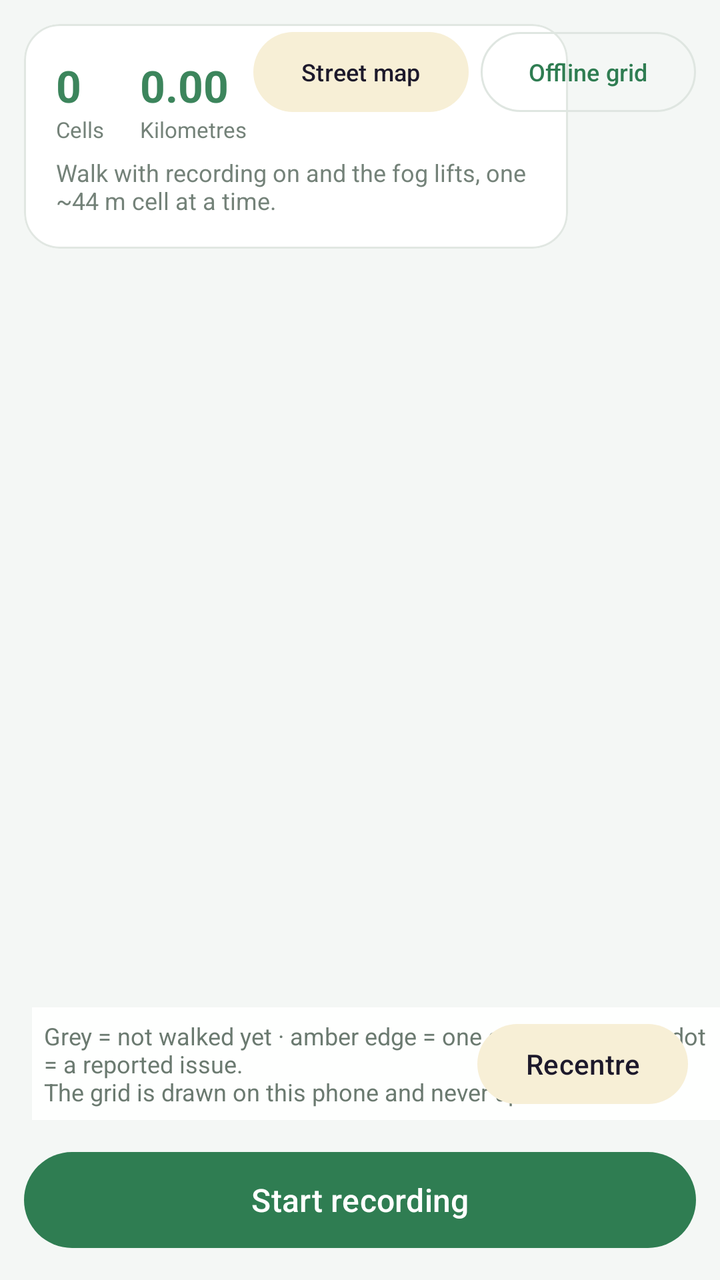
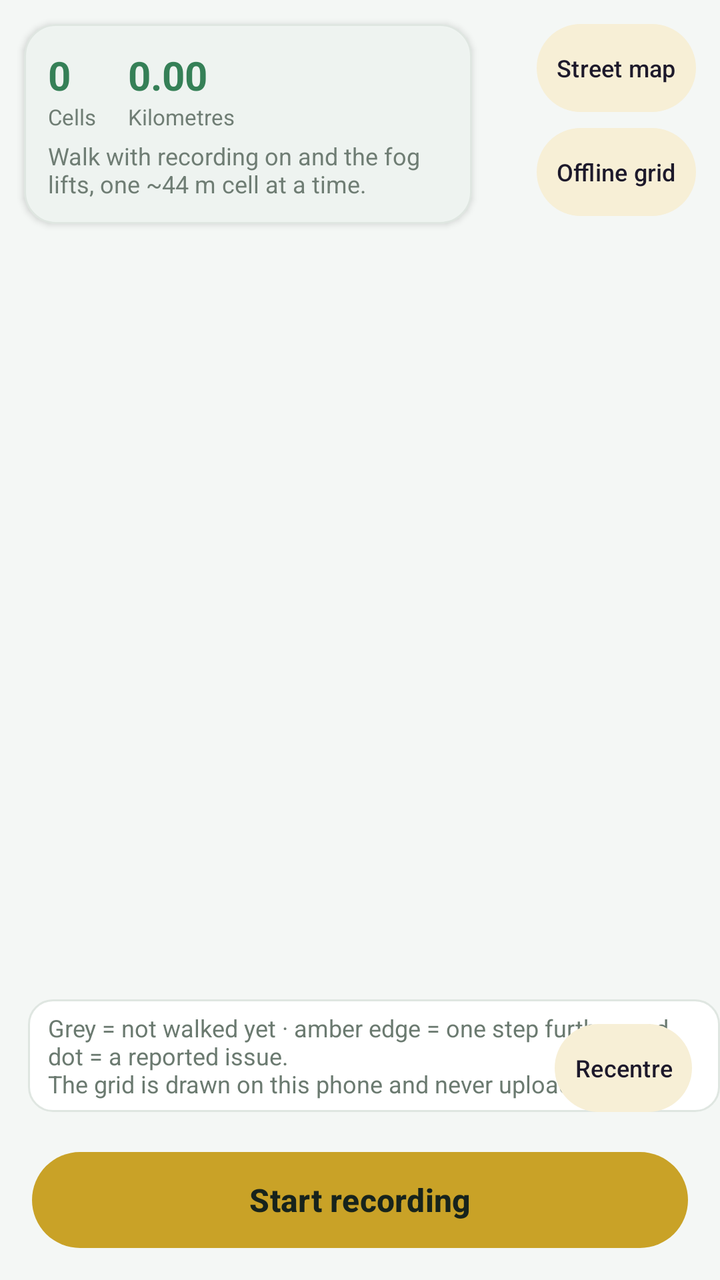

Before-and-after screenshots of an Android layout around one commit, followed by the original layout XML and the change that was made.
<!-- AndroidManifest.xml: application theme Theme.CivicWalk -->
<!-- res/layout/tab_map.xml -->
<?xml version="1.0" encoding="utf-8"?>
<FrameLayout xmlns:android="http://schemas.android.com/apk/res/android"
    xmlns:app="http://schemas.android.com/apk/res-auto"
    android:layout_width="match_parent"
    android:layout_height="match_parent">

    <FrameLayout
        android:id="@+id/mapContainer"
        android:layout_width="match_parent"
        android:layout_height="match_parent" />

    <com.civicwalk.app.FogMapView
        android:id="@+id/fogMap"
        android:layout_width="match_parent"
        android:layout_height="match_parent"
        android:visibility="gone" />

    
    <com.google.android.material.card.MaterialCardView
        style="@style/Card"
        android:layout_width="wrap_content"
        android:layout_height="wrap_content"
        android:layout_gravity="top|start"
        android:layout_margin="12dp"
        android:alpha="0.94">

        <LinearLayout
            android:layout_width="wrap_content"
            android:layout_height="wrap_content"
            android:orientation="vertical">

            <LinearLayout
                android:layout_width="wrap_content"
                android:layout_height="wrap_content"
                android:orientation="horizontal">

                <LinearLayout
                    android:layout_width="wrap_content"
                    android:layout_height="wrap_content"
                    android:layout_marginEnd="18dp"
                    android:orientation="vertical">

                    <TextView
                        android:id="@+id/kpiCells"
                        style="@style/KpiValue"
                        android:layout_width="wrap_content"
                        android:layout_height="wrap_content"
                        android:text="0" />

                    <TextView
                        style="@style/KpiLabel"
                        android:layout_width="wrap_content"
                        android:layout_height="wrap_content"
                        android:text="@string/kpi_cells" />
                </LinearLayout>

                <LinearLayout
                    android:layout_width="wrap_content"
                    android:layout_height="wrap_content"
                    android:orientation="vertical">

                    <TextView
                        android:id="@+id/kpiKm"
                        style="@style/KpiValue"
                        android:layout_width="wrap_content"
                        android:layout_height="wrap_content"
                        android:text="0.00" />

                    <TextView
                        style="@style/KpiLabel"
                        android:layout_width="wrap_content"
                        android:layout_height="wrap_content"
                        android:text="@string/kpi_km" />
                </LinearLayout>
            </LinearLayout>

            <TextView
                android:id="@+id/tvRoute"
                style="@style/Hint"
                android:layout_width="240dp"
                android:layout_height="wrap_content"
                android:layout_marginTop="6dp"
                android:text="@string/map_empty" />
        </LinearLayout>
    </com.google.android.material.card.MaterialCardView>

    
    <LinearLayout
        android:layout_width="wrap_content"
        android:layout_height="wrap_content"
        android:layout_gravity="top|end"
        android:layout_margin="12dp"
        android:orientation="horizontal">

        <com.google.android.material.button.MaterialButton
            android:id="@+id/btnMapReal"
            style="@style/Widget.Material3.Button.TonalButton"
            android:layout_width="wrap_content"
            android:layout_height="wrap_content"
            android:minWidth="0dp"
            android:text="@string/map_real"
            android:textSize="12sp" />

        <com.google.android.material.button.MaterialButton
            android:id="@+id/btnMapGrid"
            style="@style/Widget.Material3.Button.OutlinedButton"
            android:layout_width="wrap_content"
            android:layout_height="wrap_content"
            android:layout_marginStart="6dp"
            android:minWidth="0dp"
            android:text="@string/map_grid"
            android:textSize="12sp" />
    </LinearLayout>

    <TextView
        android:id="@+id/tvLegend"
        style="@style/Hint"
        android:layout_width="wrap_content"
        android:layout_height="wrap_content"
        android:layout_gravity="bottom|start"
        android:layout_marginStart="16dp"
        android:layout_marginBottom="80dp"
        android:background="#F2FFFFFF"
        android:padding="6dp"
        android:text="@string/map_legend" />

    <com.google.android.material.button.MaterialButton
        android:id="@+id/btnRecenter"
        style="@style/Widget.Material3.Button.TonalButton"
        android:layout_width="wrap_content"
        android:layout_height="wrap_content"
        android:layout_gravity="bottom|end"
        android:layout_marginEnd="16dp"
        android:layout_marginBottom="84dp"
        android:minWidth="0dp"
        android:text="@string/btn_recenter" />

    <com.google.android.material.button.MaterialButton
        android:id="@+id/btnRoute"
        android:layout_width="match_parent"
        android:layout_height="56dp"
        android:layout_gravity="bottom"
        android:layout_margin="12dp"
        android:text="@string/btn_route_start"
        android:textSize="16sp" />
</FrameLayout>
<!-- resources referenced by this layout -->
<resources>
  <string name="btn_recenter">Recentre</string>
  <string name="btn_route_start">Start recording</string>
  <string name="kpi_cells">Cells</string>
  <string name="kpi_km">Kilometres</string>
  <string name="map_empty">Walk with recording on and the fog lifts, one ~44 m cell at a time.</string>
  <string name="map_grid">Offline grid</string>
  <string name="map_legend">Grey = not walked yet · amber edge = one step further · red dot = a reported issue.\nThe grid is drawn on this phone and never uploaded.</string>
  <string name="map_real">Street map</string>
  <style name="Card">
          <item name="cardCornerRadius">18dp</item>
          <item name="cardElevation">0dp</item>
          <item name="strokeColor">@color/line</item>
          <item name="strokeWidth">1dp</item>
          <item name="cardBackgroundColor">@color/card</item>
          <item name="contentPadding">16dp</item>
      </style>
  <style name="Hint">
          <item name="android:textSize">12sp</item>
          <item name="android:textColor">@color/muted</item>
      </style>
  <style name="KpiLabel">
          <item name="android:textSize">11sp</item>
          <item name="android:textColor">@color/muted</item>
      </style>
  <style name="KpiValue">
          <item name="android:textSize">22sp</item>
          <item name="android:textStyle">bold</item>
          <item name="android:textColor">@color/accent</item>
      </style>
  <style name="Theme.CivicWalk" parent="Theme.Material3.Light.NoActionBar">
          <item name="colorPrimary">@color/accent</item>
          <item name="colorOnPrimary">@color/white</item>
          <item name="colorPrimaryContainer">@color/accent_soft</item>
          <item name="colorOnPrimaryContainer">@color/ink</item>
          <item name="colorSecondary">@color/amber</item>
          <item name="colorSecondaryContainer">@color/amber_soft</item>
          <item name="colorSurface">@color/card</item>
          <item name="colorOnSurface">@color/ink</item>
          <item name="colorOnSurfaceVariant">@color/muted</item>
          <item name="colorOutline">@color/line</item>
          <item name="android:colorBackground">@color/bg</item>
          <item name="android:textColorPrimary">@color/ink</item>
          <item name="android:textColorSecondary">@color/muted</item>
          <item name="android:statusBarColor">@color/bg</item>
          <item name="android:navigationBarColor">@color/bg</item>
          <item name="android:windowLightStatusBar">true</item>
          <item name="android:windowLightNavigationBar" tools:targetApi="o_mr1">true</item>
          
          <item name="android:forceDarkAllowed" tools:targetApi="q">false</item>
      </style>
  <color name="line">#DFE6E1</color>
  <color name="card">#FFFFFF</color>
  <color name="muted">#6B7A70</color>
  <color name="accent">#2F7D52</color>
  <color name="white">#FFFFFF</color>
  <color name="accent_soft">#DCEFE3</color>
  <color name="ink">#17231C</color>
  <color name="amber">#C9A227</color>
  <color name="amber_soft">#F7EFD6</color>
  <color name="bg">#F4F7F5</color>
</resources>

<!-- the commit's change to res/layout/tab_map.xml (unified diff, before → after) -->
@@ -2,7 +2,8 @@
 <FrameLayout xmlns:android="http://schemas.android.com/apk/res/android"
     xmlns:app="http://schemas.android.com/apk/res-auto"
     android:layout_width="match_parent"
-    android:layout_height="match_parent">
+    android:layout_height="match_parent"
+    android:background="@color/bg">
 
     <FrameLayout
         android:id="@+id/mapContainer"
@@ -15,14 +16,18 @@
         android:layout_height="match_parent"
         android:visibility="gone" />
 
-    
     <com.google.android.material.card.MaterialCardView
-        style="@style/Card"
         android:layout_width="wrap_content"
         android:layout_height="wrap_content"
         android:layout_gravity="top|start"
         android:layout_margin="12dp"
-        android:alpha="0.94">
+        android:alpha="0.96"
+        app:cardBackgroundColor="@color/card"
+        app:cardCornerRadius="16dp"
+        app:cardElevation="2dp"
+        app:contentPadding="12dp"
+        app:strokeColor="@color/line"
+        app:strokeWidth="1dp">
 
         <LinearLayout
             android:layout_width="wrap_content"
@@ -37,7 +42,7 @@
                 <LinearLayout
                     android:layout_width="wrap_content"
                     android:layout_height="wrap_content"
-                    android:layout_marginEnd="18dp"
+                    android:layout_marginEnd="16dp"
                     android:orientation="vertical">
 
                     <TextView
@@ -45,7 +50,8 @@
                         style="@style/KpiValue"
                         android:layout_width="wrap_content"
                         android:layout_height="wrap_content"
-                        android:text="0" />
+                        android:text="0"
+                        android:textSize="20sp" />
 
                     <TextView
                         style="@style/KpiLabel"
@@ -64,7 +70,8 @@
                         style="@style/KpiValue"
                         android:layout_width="wrap_content"
                         android:layout_height="wrap_content"
-                        android:text="0.00" />
+                        android:text="0.00"
+                        android:textSize="20sp" />
 
                     <TextView
                         style="@style/KpiLabel"
@@ -77,39 +84,34 @@
             <TextView
                 android:id="@+id/tvRoute"
                 style="@style/Hint"
-                android:layout_width="240dp"
+                android:layout_width="200dp"
                 android:layout_height="wrap_content"
-                android:layout_marginTop="6dp"
+                android:layout_marginTop="4dp"
                 android:text="@string/map_empty" />
         </LinearLayout>
     </com.google.android.material.card.MaterialCardView>
 
-    
     <LinearLayout
         android:layout_width="wrap_content"
         android:layout_height="wrap_content"
         android:layout_gravity="top|end"
         android:layout_margin="12dp"
-        android:orientation="horizontal">
+        android:orientation="vertical">
 
         <com.google.android.material.button.MaterialButton
             android:id="@+id/btnMapReal"
-            style="@style/Widget.Material3.Button.TonalButton"
+            style="@style/MapFab"
             android:layout_width="wrap_content"
-            android:layout_height="wrap_content"
-            android:minWidth="0dp"
-            android:text="@string/map_real"
-            android:textSize="12sp" />
+            android:layout_height="44dp"
+            android:text="@string/map_real" />
 
         <com.google.android.material.button.MaterialButton
             android:id="@+id/btnMapGrid"
-            style="@style/Widget.Material3.Button.OutlinedButton"
+            style="@style/MapFab"
             android:layout_width="wrap_content"
-            android:layout_height="wrap_content"
-            android:layout_marginStart="6dp"
-            android:minWidth="0dp"
-            android:text="@string/map_grid"
-            android:textSize="12sp" />
+            android:layout_height="44dp"
+            android:layout_marginTop="8dp"
+            android:text="@string/map_grid" />
     </LinearLayout>
 
     <TextView
@@ -118,29 +120,33 @@
         android:layout_width="wrap_content"
         android:layout_height="wrap_content"
         android:layout_gravity="bottom|start"
-        android:layout_marginStart="16dp"
-        android:layout_marginBottom="80dp"
-        android:background="#F2FFFFFF"
-        android:padding="6dp"
+        android:layout_marginStart="14dp"
+        android:layout_marginBottom="84dp"
+        android:background="@drawable/legend_chip"
+        android:paddingStart="10dp"
+        android:paddingTop="6dp"
+        android:paddingEnd="10dp"
+        android:paddingBottom="6dp"
         android:text="@string/map_legend" />
 
     <com.google.android.material.button.MaterialButton
         android:id="@+id/btnRecenter"
-        style="@style/Widget.Material3.Button.TonalButton"
+        style="@style/MapFab"
         android:layout_width="wrap_content"
-        android:layout_height="wrap_content"
+        android:layout_height="44dp"
         android:layout_gravity="bottom|end"
-        android:layout_marginEnd="16dp"
+        android:layout_marginEnd="14dp"
         android:layout_marginBottom="84dp"
-        android:minWidth="0dp"
         android:text="@string/btn_recenter" />
 
     <com.google.android.material.button.MaterialButton
         android:id="@+id/btnRoute"
+        style="@style/CtaWalk"
         android:layout_width="match_parent"
         android:layout_height="56dp"
         android:layout_gravity="bottom"
-        android:layout_margin="12dp"
-        android:text="@string/btn_route_start"
-        android:textSize="16sp" />
+        android:layout_marginStart="16dp"
+        android:layout_marginEnd="16dp"
+        android:layout_marginBottom="12dp"
+        android:text="@string/btn_route_start" />
 </FrameLayout>
<!-- resource entries referenced after the edit -->
@@ -8,13 +8,13 @@
   <string name="map_grid">Offline grid</string>
   <string name="map_legend">Grey = not walked yet · amber edge = one step further · red dot = a reported issue.\nThe grid is drawn on this phone and never uploaded.</string>
   <string name="map_real">Street map</string>
-  <style name="Card">
-          <item name="cardCornerRadius">18dp</item>
-          <item name="cardElevation">0dp</item>
-          <item name="strokeColor">@color/line</item>
-          <item name="strokeWidth">1dp</item>
-          <item name="cardBackgroundColor">@color/card</item>
-          <item name="contentPadding">16dp</item>
+  <style name="CtaWalk" parent="Widget.Material3.Button">
+          <item name="backgroundTint">@color/amber</item>
+          <item name="android:textColor">@color/ink</item>
+          <item name="cornerRadius">28dp</item>
+          <item name="android:textSize">16sp</item>
+          <item name="android:textStyle">bold</item>
+          <item name="android:textAllCaps">false</item>
       </style>
   <style name="Hint">
           <item name="android:textSize">12sp</item>
@@ -28,6 +28,17 @@
           <item name="android:textSize">22sp</item>
           <item name="android:textStyle">bold</item>
           <item name="android:textColor">@color/accent</item>
+      </style>
+  <style name="MapFab" parent="Widget.Material3.Button.TonalButton">
+          <item name="android:minWidth">44dp</item>
+          <item name="android:minHeight">44dp</item>
+          <item name="android:insetTop">0dp</item>
+          <item name="android:insetBottom">0dp</item>
+          <item name="android:paddingLeft">10dp</item>
+          <item name="android:paddingRight">10dp</item>
+          <item name="cornerRadius">22dp</item>
+          <item name="android:textSize">12sp</item>
+          <item name="android:textAllCaps">false</item>
       </style>
   <style name="Theme.CivicWalk" parent="Theme.Material3.Light.NoActionBar">
           <item name="colorPrimary">@color/accent</item>
@@ -51,6 +62,13 @@
           <item name="android:forceDarkAllowed" tools:targetApi="q">false</item>
       </style>
   <color name="line">#DFE6E1</color>
+  <!-- drawable legend_chip (drawable) -->
+  <?xml version="1.0" encoding="utf-8"?>
+  <shape xmlns:android="http://schemas.android.com/apk/res/android" android:shape="rectangle">
+      <solid android:color="#F5FFFFFF" />
+      <corners android:radius="12dp" />
+      <stroke android:width="1dp" android:color="@color/line" />
+  </shape>
   <color name="card">#FFFFFF</color>
   <color name="muted">#6B7A70</color>
   <color name="accent">#2F7D52</color>
